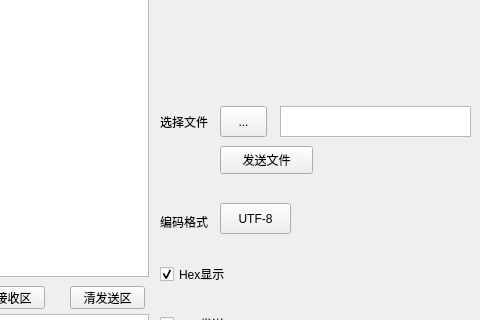
Before: the Qt Designer form ser_prj/untitled.ui in getBossMuchMoney/pyqt_serialTool, drawn with Qt 5; both pictures show x 680 to 1160 and y 234 to 554 of the 1160 by 712 pixel window.
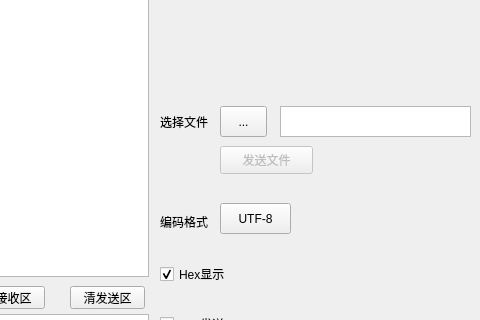
After: the same form once the commit is applied.

```diff
--- a/ser_prj/untitled.ui
+++ b/ser_prj/untitled.ui
@@ -334,7 +334,10 @@
      <set>Qt::TextSelectableByKeyboard|Qt::TextSelectableByMouse</set>
     </property>
    </widget>
-   <widget class="QPushButton" name="pushButton">
+   <widget class="QPushButton" name="send_file_click">
+    <property name="enabled">
+     <bool>false</bool>
+    </property>
     <property name="geometry">
      <rect>
       <x>900</x>
```
Left out of the diff: 21 changed lines with no effect on the pictures.
